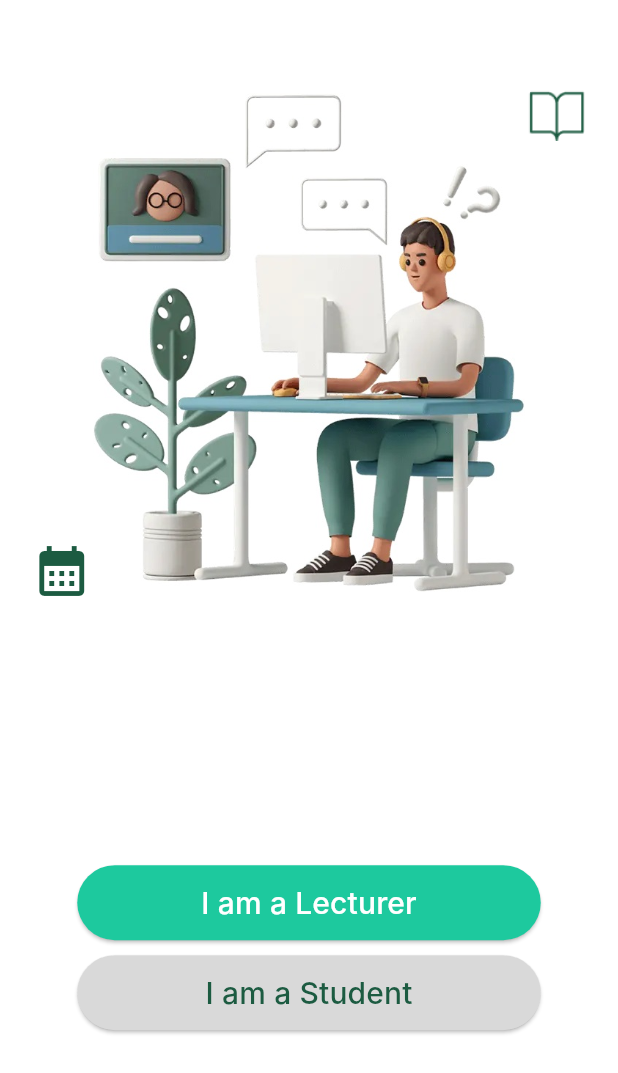
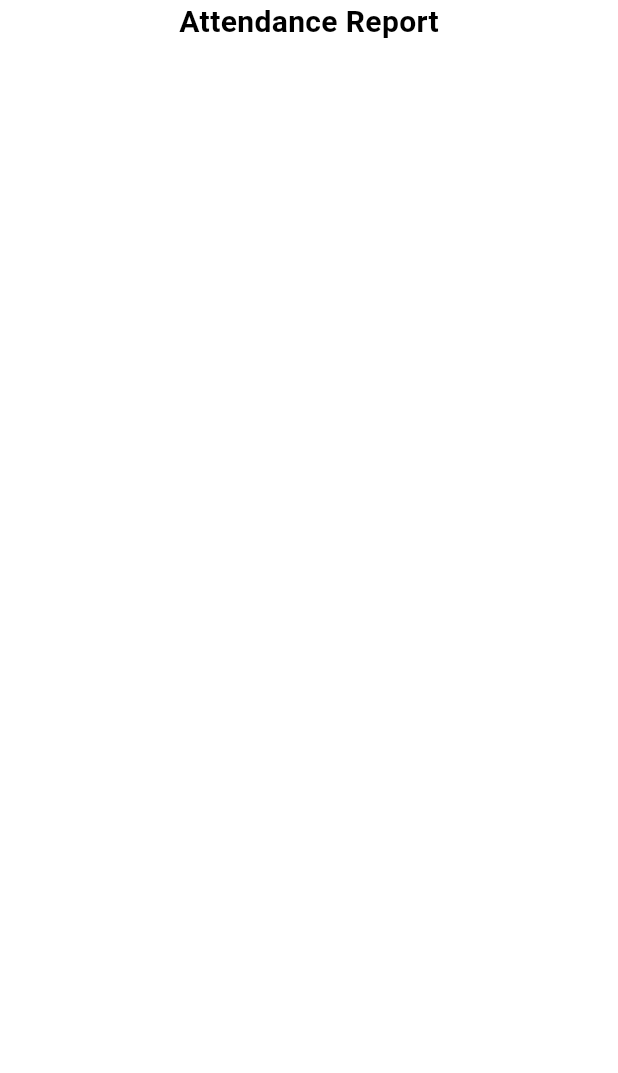
Before and after one commit to Ayushkumar8989/Attend_easy, a Flutter app: the screen it shows after launch, on a phone screen of 412 x 824 dp. Shown: the top 1073 px of the screen. Run offline on Flutter 3.47's test engine with Material 3 defaults, Android fonts, the phone set to English and light mode, and no system bars; our stand-ins replace persistent_bottom_nav_bar; Roboto replaces fonts that are missing (DM Sans, Inter).

Commit message:
attendance

```diff
--- /dev/null
+++ b/lib/faculty/attendance_rep.dart
@@ -0,0 +1,51 @@
+import 'package:flutter/material.dart';
+
+class AttendanceRep extends StatefulWidget {
+  const AttendanceRep({super.key});
+
+  @override
+  State<AttendanceRep> createState() => _AttendanceRepState();
+}
+
+class _AttendanceRepState extends State<AttendanceRep> {
+  @override
+  Widget build(BuildContext context) {
+    return LayoutBuilder(builder: (context, Constraints) {
+      bool isDesktop = Constraints.maxWidth > 600;
+      double screenWidth = Constraints.maxWidth;
+      double screenHeight = Constraints.maxHeight;
+      return Scaffold(
+        body: SingleChildScrollView(
+          child: Center(
+            child: Container(
+              width: screenWidth * 1.0,
+              height: screenHeight * 1.0,
+              color: Colors.white,
+              child: Column(
+                children: [
+                  Container(
+                    width: screenWidth * (isDesktop ? 0.6 : 0.85),
+                    child: Center(
+                      child: Text(
+                        'Attendance Report',
+                        style: TextStyle(
+                            fontSize: 20,
+                            color: Colors.black,
+                            fontFamily: 'DM Sans',
+                            fontWeight: FontWeight.bold),
+                      ),
+                    ),
+                  ),
+                  SizedBox(
+                    width: 1.0,
+                    height: 5,
+                  ),
+                ],
+              ),
+            ),
+          ),
+        ),
+      );
+    });
+  }
+}
--- a/lib/main.dart
+++ b/lib/main.dart
@@ -1,3 +1,4 @@
+import 'package:attend_easy/faculty/attendance_rep.dart';
 import 'package:attend_easy/faculty/new_session.dart';
 import 'package:attend_easy/welcome.dart';
 import 'package:flutter/material.dart';
@@ -14,7 +15,7 @@ class MyApp extends StatelessWidget {
   Widget build(BuildContext context) {
     return const MaterialApp(
       debugShowCheckedModeBanner: false,
-      home: Welcome(),
+      home: AttendanceRep(),
     );
   }
 }
--- a/lib/welcome.dart
+++ b/lib/welcome.dart
@@ -1,8 +1,6 @@
 import 'package:attend_easy/faculty/decisionfac.dart';
 import 'package:attend_easy/student/decisionstu.dart';
-import 'package:flutter/cupertino.dart';
 import 'package:flutter/material.dart';
-import 'package:flutter/widgets.dart';
 
 class Welcome extends StatefulWidget {
   const Welcome({super.key});
@@ -90,7 +88,7 @@ class _WelcomeState extends State<Welcome> {
                     backgroundColor: const Color(0xFF1DC99E),
                     foregroundColor: Colors.white,
                   ),
-                  child: Text(
+                  child: const Text(
                     'I am a Lecturer',
                     style: TextStyle(fontSize: 20, fontFamily: 'Inter'),
                   ),
@@ -114,7 +112,7 @@ class _WelcomeState extends State<Welcome> {
                     backgroundColor: const Color(0xFFD9D9D9),
                     foregroundColor: const Color(0xFF1C5B41),
                   ),
-                  child: Text(
+                  child: const Text(
                     'I am a Student',
                     style: TextStyle(fontSize: 20, fontFamily: 'Inter'),
                   ),
```
Also changed, not shown: 2 other files.
